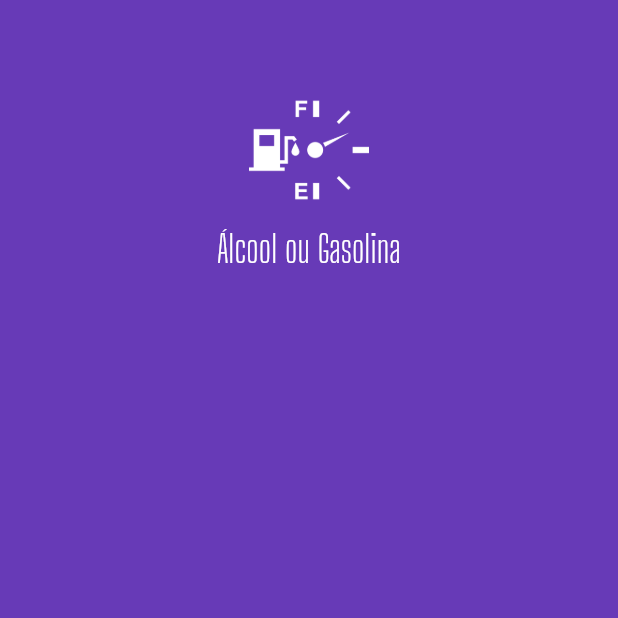
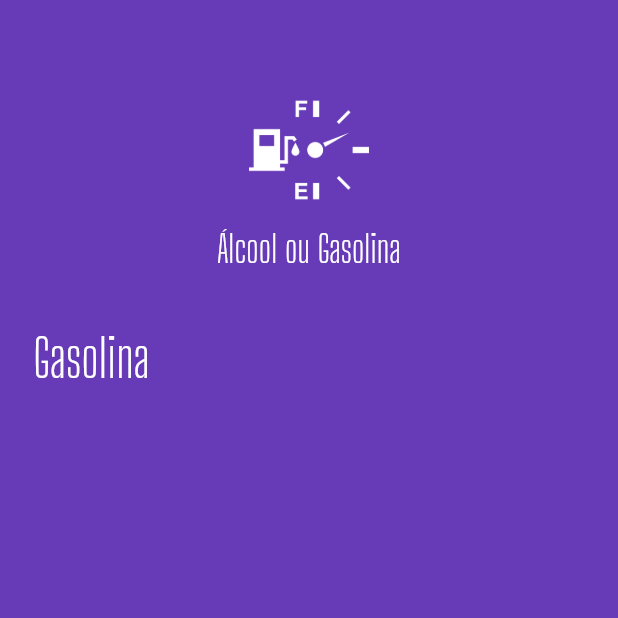
Before and after one commit to natanael-vieira/alchool_or_gas, a Flutter app: the screen it shows after launch, on a phone screen of 412 x 824 dp, the top half of it. Run offline on Flutter 3.47's test engine with Material 2 defaults, Android fonts, the phone set to English and light mode, and no system bars; our stand-ins replace flutter_masked_text.

Commit message:
Update main.dart
Criando input para adicionar os valores do álcool e da gasolina.

```diff
--- a/lib/main.dart
+++ b/lib/main.dart
@@ -1,5 +1,6 @@
 import 'package:alchool_or_gas/widgets/logo.widget.dart';
 import 'package:flutter/material.dart';
+import 'package:flutter_masked_text/flutter_masked_text.dart';
 
 void main() {
   runApp(const MyApp());
@@ -16,13 +17,14 @@ class MyApp extends StatelessWidget {
       theme: ThemeData(
         primarySwatch: Colors.deepPurple,
       ),
-      home: const HomePage(),
+      home: HomePage(),
     );
   }
 }
 
 class HomePage extends StatelessWidget {
-  const HomePage({Key? key}) : super(key: key);
+  HomePage({Key? key}) : super(key: key);
+  var _gasCtrl = MaskedTextController();
 
   @override
   Widget build(BuildContext context) {
@@ -31,7 +33,26 @@ class HomePage extends StatelessWidget {
       body: ListView(
         children: <Widget>[
           Logo(),
-          TextFormField(
+          Row(
+            children: <Widget>[
+              Container(
+                width: 100,
+                alignment: Alignment.centerRight,
+                child: Text(
+                  "Gasolina",
+                  style: TextStyle(
+                    color: Colors.white,
+                    fontSize: 35,
+                    fontFamily: "Big Shoulders Display",
+                  ),
+                ),
+              ),
+              SizedBox(
+                width: 20,
+              ),
+              Expanded(
+                child: TextFormField(
+                  controller: _gasCtrl,
                   keyboardType: TextInputType.number,
                   style: TextStyle(
                     color: Colors.white,
@@ -42,6 +63,9 @@ class HomePage extends StatelessWidget {
                     border: InputBorder.none,
                   ),
                 ),
+              ),
+            ],
+          ),
         ],
       ),
     );
```
Lines whose indentation alone changed are shown as unchanged.
